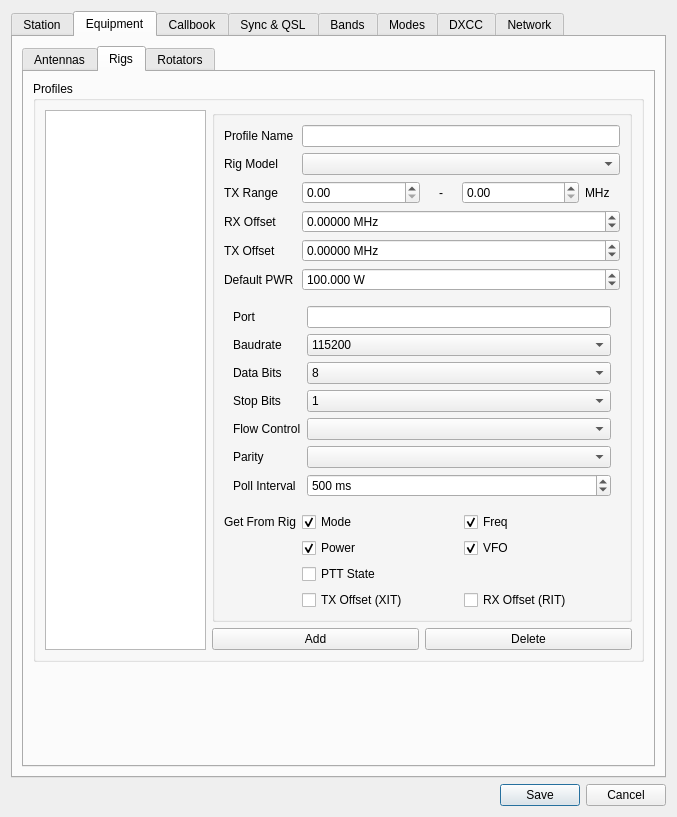
This is ui/SettingsDialog.ui in k5mcd/QLog as Qt 5 draws it before an edit. The edited form follows.
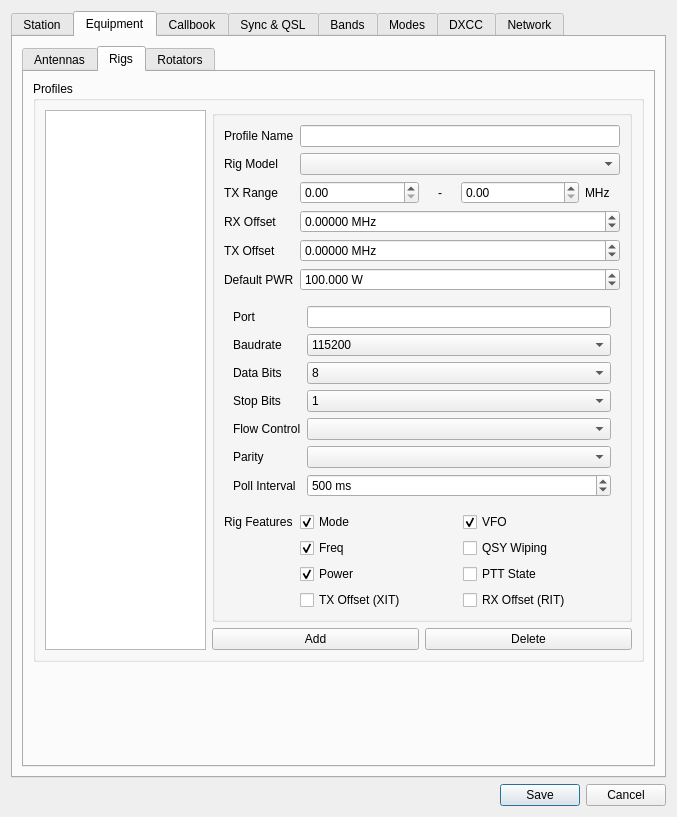
This is the edited form. The open tabs and pages were chosen to show the change. Icons and pictures are not drawn.

```diff
--- a/ui/SettingsDialog.ui
+++ b/ui/SettingsDialog.ui
@@ -843,7 +843,7 @@
                  <item row="8" column="0">
                   <widget class="QLabel" name="rigFeaturesLabel">
                    <property name="text">
-                    <string>Get From Rig</string>
+                    <string>Rig Features</string>
                    </property>
                   </widget>
                  </item>
@@ -866,9 +866,9 @@
                     </widget>
                    </item>
                    <item>
-                    <widget class="QCheckBox" name="rigGetFreqCheckBox">
+                    <widget class="QCheckBox" name="rigGetVFOCheckBox">
                      <property name="text">
-                      <string>Freq</string>
+                      <string>VFO</string>
                      </property>
                      <property name="checked">
                       <bool>true</bool>
@@ -883,6 +883,30 @@
                     <number>0</number>
                    </property>
                    <item>
+                    <widget class="QCheckBox" name="rigGetFreqCheckBox">
+                     <property name="text">
+                      <string>Freq</string>
+                     </property>
+                     <property name="checked">
+                      <bool>true</bool>
+                     </property>
+                    </widget>
+                   </item>
+                   <item>
+                    <widget class="QCheckBox" name="rigQSYWipingCheckBox">
+                     <property name="text">
+                      <string>QSY Wiping</string>
+                     </property>
+                    </widget>
+                   </item>
+                  </layout>
+                 </item>
+                 <item row="11" column="1">
+                  <layout class="QHBoxLayout" name="horizontalLayout_10">
+                   <property name="topMargin">
+                    <number>0</number>
+                   </property>
+                   <item>
                     <widget class="QCheckBox" name="rigGetPWRCheckBox">
                      <property name="text">
                       <string>Power</string>
@@ -893,12 +917,9 @@
                     </widget>
                    </item>
                    <item>
-                    <widget class="QCheckBox" name="rigGetVFOCheckBox">
+                    <widget class="QCheckBox" name="rigGetPTTStateCheckBox">
                      <property name="text">
-                      <string>VFO</string>
-                     </property>
-                     <property name="checked">
-                      <bool>true</bool>
+                      <string>PTT State</string>
                      </property>
                     </widget>
                    </item>
@@ -929,20 +950,6 @@
                    </item>
                   </layout>
                  </item>
-                 <item row="11" column="1">
-                  <layout class="QHBoxLayout" name="horizontalLayout_10">
-                   <property name="topMargin">
-                    <number>0</number>
-                   </property>
-                   <item>
-                    <widget class="QCheckBox" name="rigGetPTTStateCheckBox">
-                     <property name="text">
-                      <string>PTT State</string>
-                     </property>
-                    </widget>
-                   </item>
-                  </layout>
-                 </item>
                 </layout>
                </widget>
               </item>
```
Left out of the diff: 21 changed lines with no effect on the pictures.
